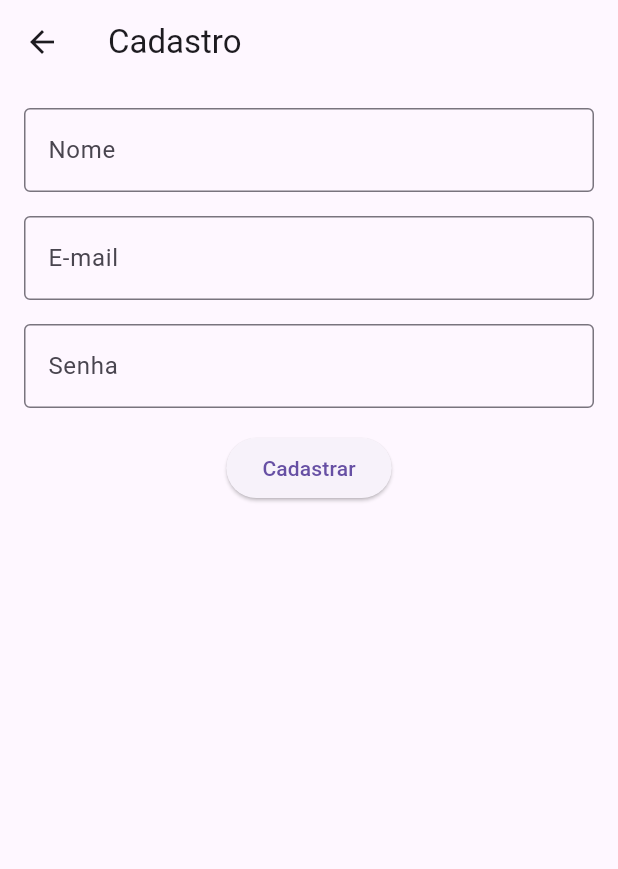
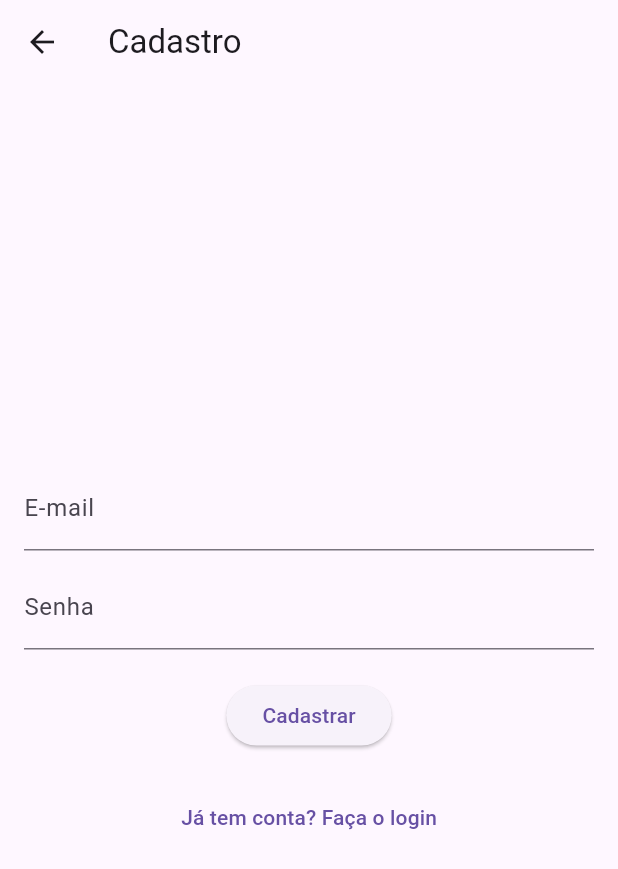
Before and after one commit to GuilhermeArcas/app_tarefas_flutter, a Flutter app: the RegisterPage screen opened directly, on a phone screen of 412 x 824 dp. Shown: the top 869 px of the screen. Run offline on Flutter 3.47's test engine with Material 3 defaults, Android fonts, the phone set to English and light mode, and no system bars; our stand-ins replace firebase_auth, firebase_core, shared_preferences; accounts and stored records are empty.

Commit message:
Autenticação Firebase, cadastro de usuário

```diff
--- /dev/null
+++ b/todo_app/devtools_options.yaml
@@ -0,0 +1,3 @@
+description: This file stores settings for Dart & Flutter DevTools.
+documentation: https://docs.flutter.dev/tools/devtools/extensions#configure-extension-enablement-states
+extensions:
--- a/todo_app/lib/pages/register_page.dart
+++ b/todo_app/lib/pages/register_page.dart
@@ -1,49 +1,87 @@
+import 'package:firebase_auth/firebase_auth.dart';
 import 'package:flutter/material.dart';
+import 'package:todo_app/pages/todo_page.dart';
 
 //TELA DE CADASTRO-------------------------------------------------------------------------------
-class RegisterPage extends StatelessWidget {
+class RegisterPage extends StatefulWidget {
   const RegisterPage({super.key});
+
+  @override
+  State<RegisterPage> createState() => _RegisterPageState();
+}
+
+class _RegisterPageState extends State<RegisterPage> {
+  final _emailController = TextEditingController();
+  final _passwordController = TextEditingController();
+
+  Future<void> _register() async {
+    try {
+      //Criação do usuário no Firebase com email e senha
+      await FirebaseAuth.instance.createUserWithEmailAndPassword(
+        email: _emailController.text.trim(),
+        password: _passwordController.text.trim(),
+      );
+      //Depois de registrar, redireciona para TodoPage
+      Navigator.pushReplacement(
+        context,
+        MaterialPageRoute(builder: (context) => const TodoPage()),
+      );
+    } on FirebaseAuthException catch (e) {
+      //Se der erro no cadastro, o e-mail já existe
+      String message = '';
+      if (e.code == 'email-already-in-use') {
+        message = 'E-mail já cadastrado';
+      } else if (e.code == 'week-password') {
+        message = 'Senha muito fraca (no mínimo 6 caracteres)';
+      } else {
+        message = e.message ?? 'Erro ao cadastrar';
+      }
+
+      // Mostra alerta
+      ScaffoldMessenger.of(
+        context,
+      ).showSnackBar(SnackBar(content: Text(message)));
+    }
+  }
 
   @override
   Widget build(BuildContext context) {
     return Scaffold(
       appBar: AppBar(title: const Text("Cadastro")),
       body: Padding(
-        padding: const EdgeInsets.all(16),
+        padding: const EdgeInsets.all(16.0),
         child: Column(
+          mainAxisAlignment: MainAxisAlignment.center,
           children: [
-            const TextField(
-              decoration: InputDecoration(
-                labelText: "Nome",
-                border: OutlineInputBorder(),
-              ),
+            //Campo de e-mail
+            TextField(
+              controller: _emailController,
+              decoration: InputDecoration(labelText: "E-mail"),
             ),
-            const SizedBox(height: 16),
-            const TextField(
-              decoration: InputDecoration(
-                labelText: "E-mail",
-                border: OutlineInputBorder(),
-              ),
+            const SizedBox(height: 10),
+
+            //Campo de senha
+            TextField(
+              controller: _passwordController,
+              decoration: InputDecoration(labelText: "Senha"),
+              obscureText: true, //deixa a senha oculta
             ),
-            const SizedBox(height: 16),
-            const TextField(
-              decoration: InputDecoration(
-                labelText: "Senha",
-                border: OutlineInputBorder(),
-              ),
-              obscureText: true,
+            const SizedBox(height: 20),
+
+            //Botão de cadastrar
+            ElevatedButton(
+              onPressed: _register,
+              child: const Text('Cadastrar'),
             ),
-            const SizedBox(height: 16),
-            ElevatedButton(
+
+            const SizedBox(height: 20),
+
+            //Link para voltar ao Login
+            TextButton(
               onPressed: () {
-                ScaffoldMessenger.of(context).showSnackBar(
-                  const SnackBar(
-                    content: Text('Usuário cadastrado com sucesso!'),
-                  ),
-                );
                 Navigator.pop(context);
               },
-              child: const Text('Cadastrar'),
+              child: const Text('Já tem conta? Faça o login'),
             ),
           ],
         ),
--- a/todo_app/pubspec.yaml
+++ b/todo_app/pubspec.yaml
@@ -31,6 +31,10 @@ dependencies:
   shared_preferences: ^2.1.1
   flutter:
     sdk: flutter
+  firebase_core: ^2.32.0
+  firebase_auth: ^4.16.0
+  cloud_firestore: ^4.17.5
+
 
 
 
```
Also changed, not shown: todo_app/lib/main.dart (+6 -1 lines), todo_app/firebase.json (added), todo_app/lib/firebase_options.dart (added), todo_app/pubspec.lock, 6 other files.
